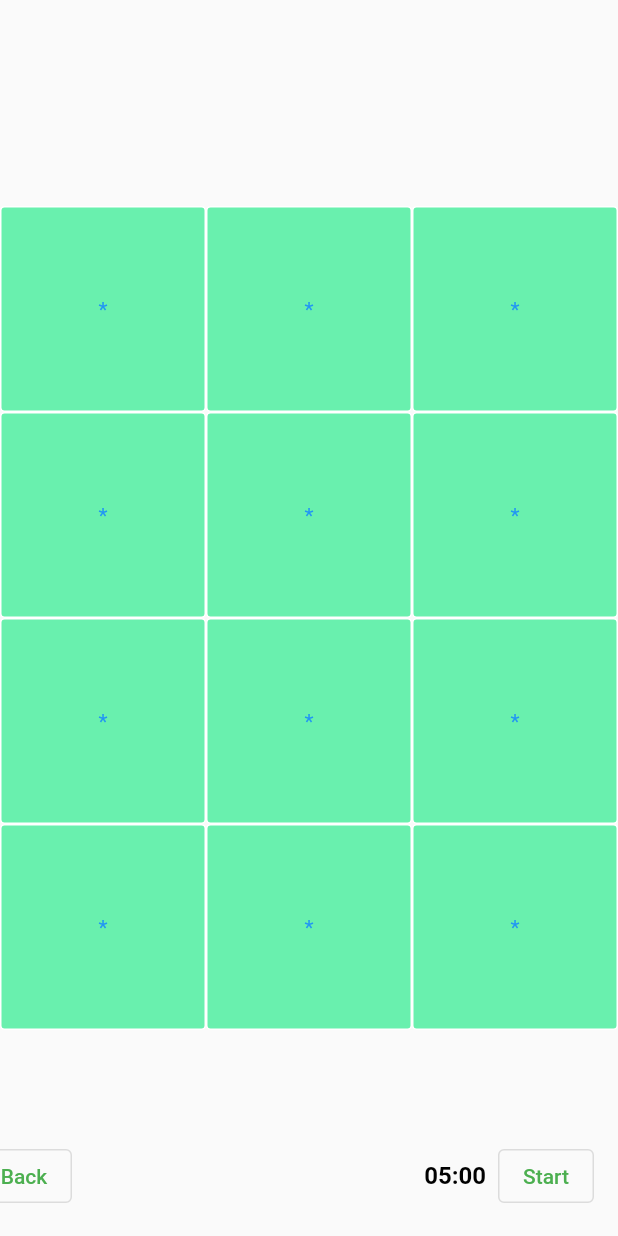
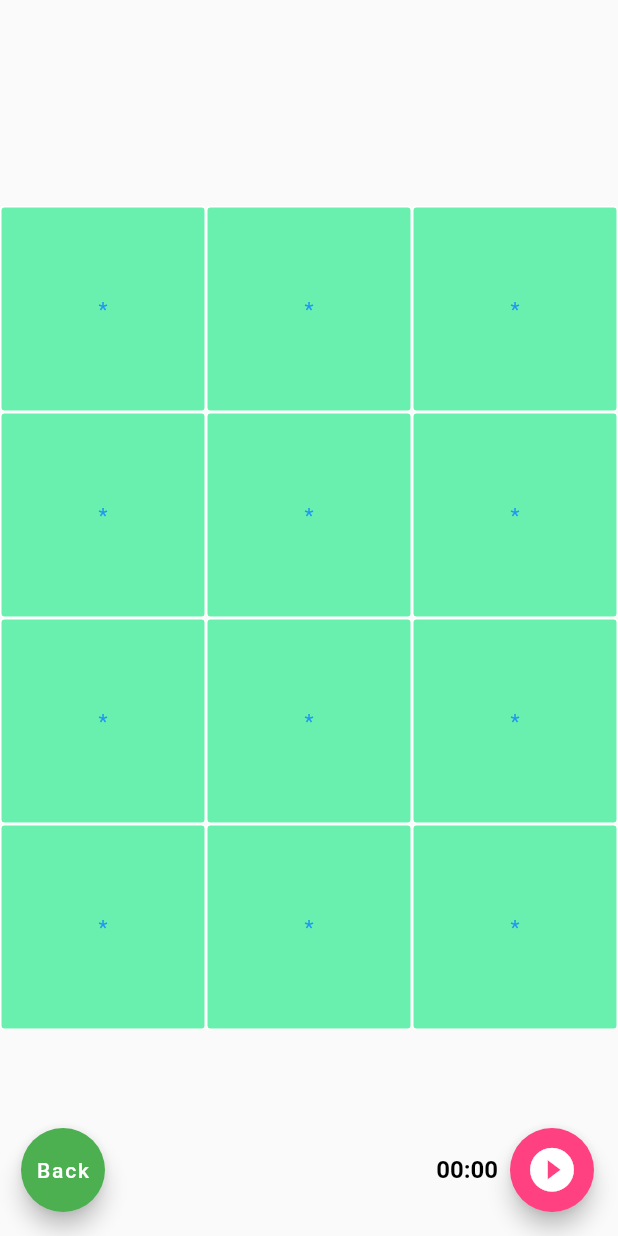
Before and after one commit to PhiLongDo/flipgame-flutter, a Flutter app: the screen it shows after launch, after a tap on "Play", on a phone screen of 412 x 824 dp. Run offline on Flutter 3.47's test engine with Material 2 defaults, Android fonts, the light colour scheme and no system bars.

Commit message:
ok
moi thu da on

```diff
--- a/lib/commons/global_setting.dart
+++ b/lib/commons/global_setting.dart
@@ -9,9 +9,10 @@ class GlobalSetting {
   static GamePlayTypes type = GamePlayTypes.infinity;
   static List<List<ItemGame>> matrixGame = []; // matrix game
   static List<String> listValue = ['🍓','🍒','🍎','🍉','🍑','🍊','🥭','🍍','🍌','🍄','🍈','🍏','🍐','🥝','🍇','🥥','🍅','🌶','🍄','🥕','🍠','🌽','🥦','🥒','🥬','🥑','🍆','🥔','🌰','🥜','🍞','🥐','🥖','🥯','🥞','🍳','🥣','🥗','🍲','🍛','🍜','🦞','🍣','🍤','🥡','🥠','🍡','🍥','🍘','🍙','🍢','🥟','🍱','🍚','🥮','🍧','🍨','🍦','🥧'];
-  static int timeCounter = 300;
+  static int timeCounter = 0;
   static late Timer timer;
   static int itemCountDown = 0;
+  static int seconds = 180;    // time limit
   // static bool isPlaying = false;
 
   static int getGamePlayWidth() {
@@ -65,3 +66,15 @@ enum GamePlayLevels {
   lv6x7,
   lv7x8,
 }
+
+/// Format MMSS
+String formatMMSS(int ticks) {
+  String str = "";
+  int minutes = ticks ~/ 60;
+  str = ("0" + minutes.toString()).substring(minutes.toString().length - 1);
+  int seconds = ticks % 60;
+  str = str +
+      ":" +
+      ("0" + seconds.toString()).substring(seconds.toString().length - 1);
+  return str;
+}
--- a/lib/game_play/game_play_main_screen.dart
+++ b/lib/game_play/game_play_main_screen.dart
@@ -18,6 +18,7 @@ class _GamePlayMainScreenState extends State<GamePlayMainScreen> {
   List<List<bool>> _stateVisible = []; //state visible matrix game
   String _valueA = "", _valueB = ""; // value of items game is opening
   int _xPre = -1, _yPre = -1;
+
   // late int _itemCountDown;
   late List<List<String>> _valueGame = [];
   late List<String> _textGame;
@@ -67,6 +68,17 @@ class _GamePlayMainScreenState extends State<GamePlayMainScreen> {
             builder: (context) {
               return AlertDialog(
                 title: Text("You win!"),
+                content: Text(
+                  GlobalSetting.type == GamePlayTypes.infinity
+                      ? formatMMSS(GlobalSetting.timeCounter)
+                      : formatMMSS(
+                          GlobalSetting.seconds - GlobalSetting.timeCounter),
+                  style: TextStyle(
+                    color: Colors.black,
+                    fontSize: 16,
+                    fontWeight: FontWeight.bold,
+                  ),
+                ),
                 actions: [
                   TextButton(
                     onPressed: () {
@@ -74,7 +86,7 @@ class _GamePlayMainScreenState extends State<GamePlayMainScreen> {
                       Navigator.pop(context);
                     },
                     child: Text("OK"),
-                  )
+                  ),
                 ],
               );
             });
@@ -121,7 +133,8 @@ class _GamePlayMainScreenState extends State<GamePlayMainScreen> {
   /// create random list text
   void _crateListValueInGame() {
     _textGame = List.generate(GlobalSetting.itemCountDown, (index) => "");
-    List<int> listIndex = List.generate(GlobalSetting.itemCountDown, (index) => index);
+    List<int> listIndex =
+        List.generate(GlobalSetting.itemCountDown, (index) => index);
     for (int i = 0; i < GlobalSetting.itemCountDown; i++) {
       var random = Random();
       var index = random.nextInt(GlobalSetting.itemCountDown - i);
@@ -147,17 +160,25 @@ class _GamePlayMainScreenState extends State<GamePlayMainScreen> {
           child: _buildWidgetMatrixGame(),
         ),
       ),
-      floatingActionButton: Row(
-        mainAxisAlignment: MainAxisAlignment.spaceBetween,
+      floatingActionButton: Container(
+        margin: EdgeInsets.only(left: 30),
+        child: Row(
+          mainAxisAlignment: MainAxisAlignment.spaceAround,
           children: [
-          OutlinedButton(
+            FloatingActionButton(
               onPressed: () {
                 Navigator.pop(context);
               },
               child: Text("Back"),
             ),
-          TimeCounter(onStart: ()=>setState((){_isDelaying = !_isDelaying;}), onTimeout: (){}, ),
+            TimeCounter(
+              onStart: () => setState(() {
+                _isDelaying = !_isDelaying;
+              }),
+              onTimeout: () {},
+            ),
           ],
+        ),
       ),
     );
   }
--- a/lib/game_play/time_counter.dart
+++ b/lib/game_play/time_counter.dart
@@ -16,9 +16,6 @@ class TimeCounter extends StatefulWidget {
 }
 
 class _TimeCounterState extends State<TimeCounter> {
-  int _seconds = 300;
-
-  // late Timer _timer;
   bool _isPlaying = false;
 
   void startTimer() {
@@ -30,7 +27,8 @@ class _TimeCounterState extends State<TimeCounter> {
     GlobalSetting.timer = new Timer.periodic(
       oneSec,
       (Timer timer) {
-        if (GlobalSetting.timeCounter == 0) {
+        if (GlobalSetting.timeCounter == 0 &&
+            GlobalSetting.type == GamePlayTypes.timeLimit) {
           timer.cancel();
           widget.onTimeout();
           setState(() {
@@ -56,6 +54,10 @@ class _TimeCounterState extends State<TimeCounter> {
           }
         } else {
           setState(() {
+            if (GlobalSetting.type == GamePlayTypes.infinity) {
+              GlobalSetting.timeCounter++;
+              return;
+            }
             GlobalSetting.timeCounter--;
           });
         }
@@ -63,20 +65,11 @@ class _TimeCounterState extends State<TimeCounter> {
     );
   }
 
-  String _formatMMSS() {
-    String str = "";
-    int minutes = GlobalSetting.timeCounter ~/ 60;
-    str = ("0" + minutes.toString()).substring(minutes.toString().length - 1);
-    int seconds = GlobalSetting.timeCounter % 60;
-    str = str +
-        ":" +
-        ("0" + seconds.toString()).substring(seconds.toString().length - 1);
-    return str;
-  }
-
   @override
   void initState() {
-    GlobalSetting.timeCounter = _seconds;
+    (GlobalSetting.type == GamePlayTypes.timeLimit)
+        ? GlobalSetting.timeCounter = GlobalSetting.seconds
+        : GlobalSetting.timeCounter = 0;
     super.initState();
   }
 
@@ -89,7 +82,7 @@ class _TimeCounterState extends State<TimeCounter> {
           Padding(
             padding: const EdgeInsets.all(8.0),
             child: Text(
-              _formatMMSS(),
+              formatMMSS(GlobalSetting.timeCounter),
               style: TextStyle(
                 color: Colors.black,
                 fontSize: 16,
@@ -97,7 +90,8 @@ class _TimeCounterState extends State<TimeCounter> {
               ),
             ),
           ),
-          OutlinedButton(
+          FloatingActionButton(
+            backgroundColor: Colors.pinkAccent,
             onPressed: () {
               if (_isPlaying) {
                 GlobalSetting.timer.cancel();
@@ -109,7 +103,11 @@ class _TimeCounterState extends State<TimeCounter> {
               }
               startTimer();
             },
-            child: Text(_isPlaying ? "Pause" : "Start"),
+            child: Icon(
+              _isPlaying ? Icons.pause_circle_filled : Icons.play_circle_filled,
+              size: 35,
+            ),
+            tooltip: _isPlaying ? "Pause" : "Start",
           ),
         ],
       ),
--- a/lib/main.dart
+++ b/lib/main.dart
@@ -2,6 +2,7 @@ import 'dart:io';
 
 import 'package:flipgame/settings/settings.dart';
 import 'package:flutter/material.dart';
+import 'package:flutter/services.dart';
 
 import 'game_play/game_play_main_screen.dart';
 
@@ -38,6 +39,15 @@ class MyHomePage extends StatefulWidget {
 }
 
 class _MyHomePageState extends State<MyHomePage> {
+
+  @override
+  void initState() {
+    SystemChrome.setPreferredOrientations([
+      DeviceOrientation.portraitUp,
+      DeviceOrientation.portraitDown,
+    ]);
+    super.initState();
+  }
   @override
   Widget build(BuildContext context) {
     return Scaffold(
@@ -151,4 +161,15 @@ class _MyHomePageState extends State<MyHomePage> {
       ),
     );
   }
+
+  @override
+  void dispose() {
+    SystemChrome.setPreferredOrientations([
+      DeviceOrientation.landscapeLeft,
+      DeviceOrientation.landscapeRight,
+      DeviceOrientation.portraitUp,
+      DeviceOrientation.portraitDown,
+    ]);
+    super.dispose();
+  }
 }
--- a/lib/settings/types/select_type_screen.dart
+++ b/lib/settings/types/select_type_screen.dart
@@ -30,6 +30,9 @@ class _SelectTypeScreenState extends State<SelectTypeScreen> {
                   onTap: () => _select(GamePlayTypes.timeLimit),
                   text: "Time limit",
                   selected: GlobalSetting.type == GamePlayTypes.timeLimit),
+              // Visibility(
+              //   visible: GlobalSetting.type == GamePlayTypes.timeLimit,
+              //     child: Row(children: [Text("seconds:"), Container(width: 100, child: TextField()),Text(formatMMSS(GlobalSetting.seconds))],)),
             ],
           ),
         ),
```
Lines whose indentation alone changed are shown as unchanged.
